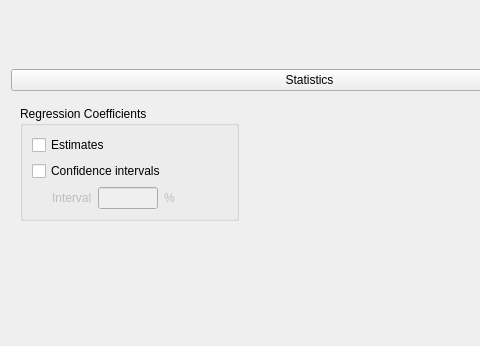
Before: the Qt Designer form JASP-Desktop/analysisforms/regressionloglinearform.ui in jasp-stats/jasp-desktop, drawn with Qt 5; both pictures show x 0 to 480 and y 444 to 790 of the 619 by 790 pixel window.
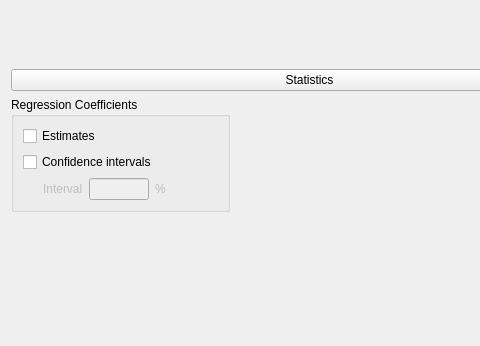
After: the same form once the commit is applied. Custom widgets are drawn as their Qt base class.

What changed in the file:
```diff
--- a/JASP-Desktop/analysisforms/regressionloglinearform.ui
+++ b/JASP-Desktop/analysisforms/regressionloglinearform.ui
@@ -307,6 +307,12 @@
       <item row="1" column="0">
        <widget class="QWidget" name="panelStatistics" native="true">
         <layout class="QGridLayout" name="gridLayout_11">
+         <property name="leftMargin">
+          <number>0</number>
+         </property>
+         <property name="topMargin">
+          <number>0</number>
+         </property>
          <property name="bottomMargin">
           <number>3</number>
          </property>
```
